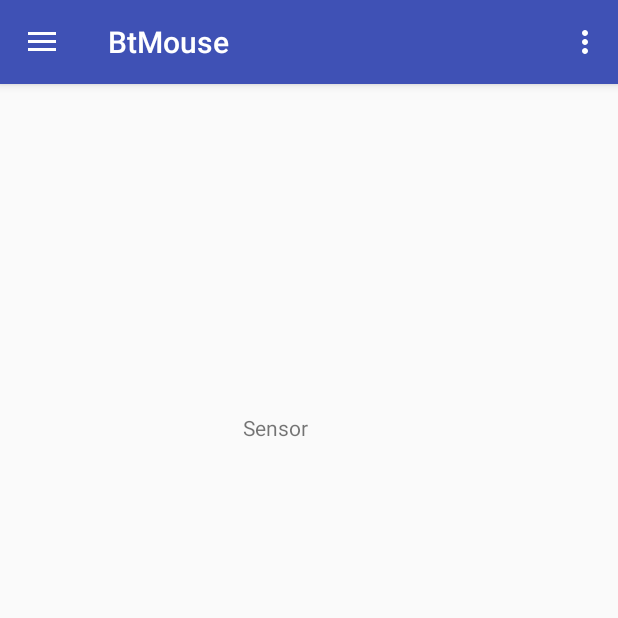
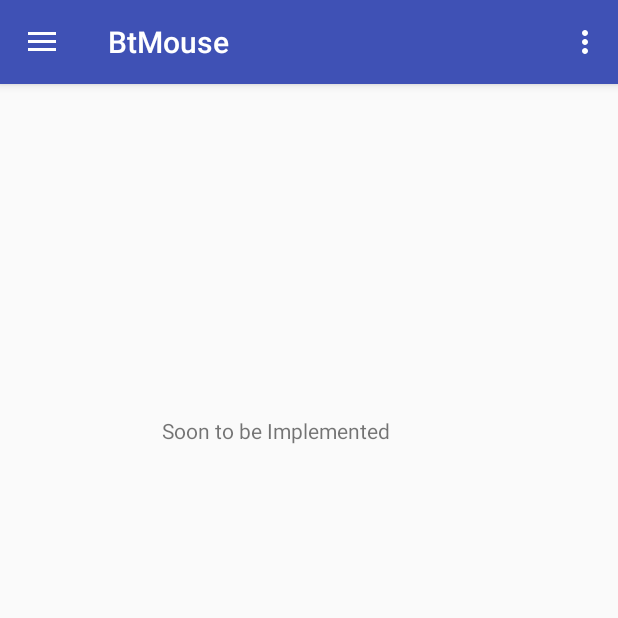
Before and after one commit to erancihan/project-bt-pc-remote, an Android app: the fragment SensorFragment placed in its activity, on a phone screen of 412 x 824 dp, the top half of it. Run offline under Robolectric (Android 15) with nearby library versions, the phone set to English and light mode, and no system bars.

Commit message:
some more good stuff

```diff
--- a/bt-mouse-client/app/src/main/res/layout/sensor_layout.xml
+++ b/bt-mouse-client/app/src/main/res/layout/sensor_layout.xml
@@ -3,11 +3,11 @@
     android:layout_width="match_parent" android:layout_height="match_parent">
 
     <TextView
-        android:id="@+id/textView4"
+        android:id="@+id/textView5"
         android:layout_width="wrap_content"
         android:layout_height="wrap_content"
+        android:text="Soon to be Implemented"
         android:layout_alignParentTop="true"
         android:layout_centerHorizontal="true"
-        android:layout_marginTop="219dp"
-        android:text="Sensor" />
+        android:layout_marginTop="221dp" />
 </RelativeLayout>
--- a/bt-mouse-client/app/src/main/res/menu/activity_main_drawer.xml
+++ b/bt-mouse-client/app/src/main/res/menu/activity_main_drawer.xml
@@ -6,6 +6,9 @@
             android:id="@+id/touchpad"
             android:title="Touchpad" />
         <item
+            android:id="@+id/keyboard"
+            android:title="Settings" />
+        <item
             android:id="@+id/sensor"
             android:title="Sensors(Experimental)" />
         <item
```
Also changed, not shown: bt-mouse-client/app/src/main/java/sleepless/bt_mouse_client/KeyboardFragment.java (added, +27 -0 lines), bt-mouse-client/app/src/main/java/sleepless/bt_mouse_client/MainActivity.java (+8 -2 lines), bt-mouse-client/app/src/main/res/layout/keyboard_layout.xml (added, +23 -0 lines), 1 other file.
